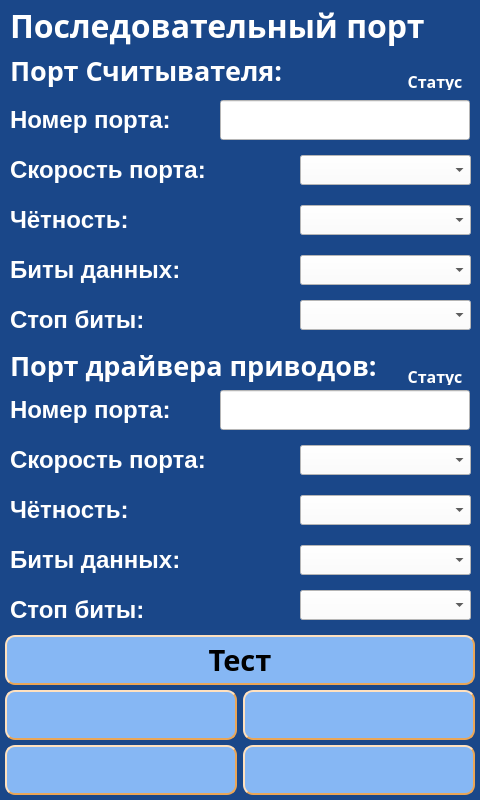
The window that client/GUI/ui/screen_29_serial_options.ui (komrade2801/AutoSklad) describes before a commit, drawn with Qt 5.
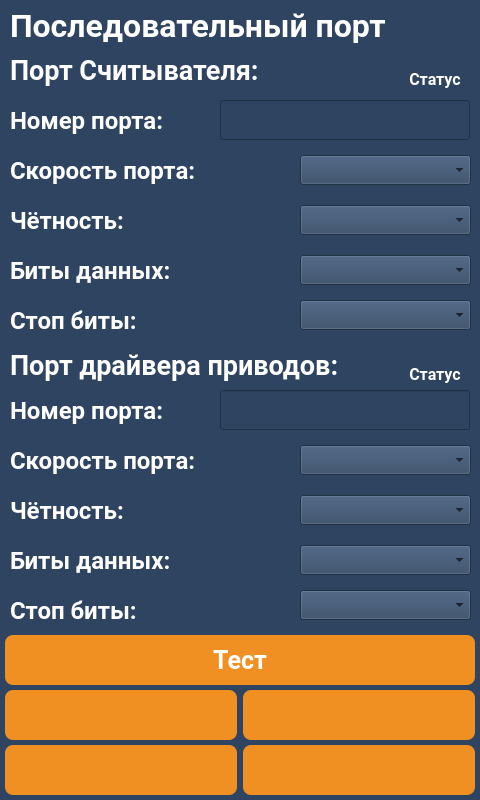
The same window after the commit. Icons and pictures are not drawn.

Commit message: changed client UI style

Diff of the .ui file:
```diff
--- a/client/GUI/ui/screen_29_serial_options.ui
+++ b/client/GUI/ui/screen_29_serial_options.ui
@@ -14,7 +14,36 @@
    <string>screen_29_serial_options</string>
   </property>
   <property name="styleSheet">
-   <string notr="true">background-color: #1A4789;</string>
+   <string notr="true">QWidget{
+	background-color: #2e4461;
+}
+QLabel {
+	background: none;
+	color: #FFFFFF;
+	border-width: 0px;
+	border-radius: 0px;
+	font-family: &quot;Roboto&quot;, Sans-serif;
+}
+#background {
+	color: #FFFFFF;
+	background-color: #2e4461;
+	border-width: 2px;
+	border-style: groove;
+	border-color: #ff9923;
+	border-radius: 0px;
+	font-family: &quot;Roboto&quot;, Sans-serif;
+}
+QPushButton {
+	color: #FFFFFF;
+	background-color: #f09022;
+	border-width: 0px;
+	border-style: outset;
+	border-color: #EAA657;
+	border-radius: 8px;
+	font-weight: 600;
+    font-size: 25px;
+	font-family: &quot;Roboto&quot;, Sans-serif;
+}</string>
   </property>
   <widget class="QComboBox" name="cmb_data_bits_driver">
    <property name="geometry">
@@ -31,27 +60,27 @@
       <colorrole role="Button">
        <brush brushstyle="SolidPattern">
         <color alpha="255">
-         <red>255</red>
-         <green>255</green>
-         <blue>255</blue>
+         <red>46</red>
+         <green>68</green>
+         <blue>97</blue>
         </color>
        </brush>
       </colorrole>
       <colorrole role="Base">
        <brush brushstyle="SolidPattern">
         <color alpha="255">
-         <red>255</red>
-         <green>255</green>
-         <blue>255</blue>
+         <red>46</red>
+         <green>68</green>
+         <blue>97</blue>
         </color>
        </brush>
       </colorrole>
       <colorrole role="Window">
        <brush brushstyle="SolidPattern">
         <color alpha="255">
-         <red>255</red>
-         <green>255</green>
-         <blue>255</blue>
+         <red>46</red>
+         <green>68</green>
+         <blue>97</blue>
         </color>
        </brush>
       </colorrole>
@@ -60,27 +89,27 @@
       <colorrole role="Button">
        <brush brushstyle="SolidPattern">
         <color alpha="255">
-         <red>255</red>
-         <green>255</green>
-         <blue>255</blue>
+         <red>46</red>
+         <green>68</green>
+         <blue>97</blue>
         </color>
        </brush>
       </colorrole>
       <colorrole role="Base">
        <brush brushstyle="SolidPattern">
         <color alpha="255">
-         <red>255</red>
-         <green>255</green>
-         <blue>255</blue>
+         <red>46</red>
+         <green>68</green>
+         <blue>97</blue>
         </color>
        </brush>
       </colorrole>
       <colorrole role="Window">
        <brush brushstyle="SolidPattern">
         <color alpha="255">
-         <red>255</red>
-         <green>255</green>
-         <blue>255</blue>
+         <red>46</red>
+         <green>68</green>
+         <blue>97</blue>
         </color>
        </brush>
       </colorrole>
@@ -89,36 +118,33 @@
       <colorrole role="Button">
        <brush brushstyle="SolidPattern">
         <color alpha="255">
-         <red>255</red>
-         <green>255</green>
-         <blue>255</blue>
+         <red>46</red>
+         <green>68</green>
+         <blue>97</blue>
         </color>
        </brush>
       </colorrole>
       <colorrole role="Base">
        <brush brushstyle="SolidPattern">
         <color alpha="255">
-         <red>255</red>
-         <green>255</green>
-         <blue>255</blue>
+         <red>46</red>
+         <green>68</green>
+         <blue>97</blue>
         </color>
        </brush>
       </colorrole>
       <colorrole role="Window">
        <brush brushstyle="SolidPattern">
         <color alpha="255">
-         <red>255</red>
-         <green>255</green>
-         <blue>255</blue>
+         <red>46</red>
+         <green>68</green>
+         <blue>97</blue>
         </color>
        </brush>
       </colorrole>
      </disabled>
     </palette>
    </property>
-   <property name="styleSheet">
-    <string notr="true">background-color: white</string>
-   </property>
   </widget>
   <widget class="QComboBox" name="cmb_stop_bits_driver">
    <property name="geometry">
@@ -135,27 +161,27 @@
       <colorrole role="Button">
        <brush brushstyle="SolidPattern">
         <color alpha="255">
-         <red>255</red>
-         <green>255</green>
-         <blue>255</blue>
+         <red>46</red>
+         <green>68</green>
+         <blue>97</blue>
         </color>
        </brush>
       </colorrole>
       <colorrole role="Base">
        <brush brushstyle="SolidPattern">
         <color alpha="255">
-         <red>255</red>
-         <green>255</green>
-         <blue>255</blue>
+         <red>46</red>
+         <green>68</green>
+         <blue>97</blue>
         </color>
        </brush>
       </colorrole>
       <colorrole role="Window">
        <brush brushstyle="SolidPattern">
         <color alpha="255">
-         <red>255</red>
-         <green>255</green>
-         <blue>255</blue>
+         <red>46</red>
+         <green>68</green>
+         <blue>97</blue>
         </color>
        </brush>
       </colorrole>
@@ -164,27 +190,27 @@
       <colorrole role="Button">
        <brush brushstyle="SolidPattern">
         <color alpha="255">
-         <red>255</red>
-         <green>255</green>
-         <blue>255</blue>
+         <red>46</red>
+         <green>68</green>
+         <blue>97</blue>
         </color>
        </brush>
       </colorrole>
       <colorrole role="Base">
        <brush brushstyle="SolidPattern">
         <color alpha="255">
-         <red>255</red>
-         <green>255</green>
-         <blue>255</blue>
+         <red>46</red>
+         <green>68</green>
+         <blue>97</blue>
         </color>
        </brush>
       </colorrole>
       <colorrole role="Window">
        <brush brushstyle="SolidPattern">
         <color alpha="255">
-         <red>255</red>
-         <green>255</green>
-         <blue>255</blue>
+         <red>46</red>
+         <green>68</green>
+         <blue>97</blue>
         </color>
        </brush>
       </colorrole>
@@ -193,36 +219,33 @@
       <colorrole role="Button">
        <brush brushstyle="SolidPattern">
         <color alpha="255">
-         <red>255</red>
-         <green>255</green>
-         <blue>255</blue>
+         <red>46</red>
+         <green>68</green>
+         <blue>97</blue>
         </color>
        </brush>
       </colorrole>
       <colorrole role="Base">
        <brush brushstyle="SolidPattern">
         <color alpha="255">
-         <red>255</red>
-         <green>255</green>
-         <blue>255</blue>
+         <red>46</red>
+         <green>68</green>
+         <blue>97</blue>
         </color>
        </brush>
       </colorrole>
       <colorrole role="Window">
        <brush brushstyle="SolidPattern">
         <color alpha="255">
-         <red>255</red>
-         <green>255</green>
-         <blue>255</blue>
+         <red>46</red>
+         <green>68</green>
+         <blue>97</blue>
         </color>
        </brush>
       </colorrole>
      </disabled>
     </palette>
    </property>
-   <property name="styleSheet">
-    <string notr="true">background-color: white</string>
-   </property>
   </widget>
   <widget class="QLabel" name="lbl_status_point_reader">
    <property name="geometry">
@@ -233,9 +256,6 @@
      <height>30</height>
     </rect>
    </property>
-   <property name="styleSheet">
-    <string notr="true">background-color: qlineargradient(spread:pad, x1:0, y1:0, x2:1, y2:0, stop:0.551136 rgba(78, 155, 229, 0));</string>
-   </property>
    <property name="text">
     <string/>
    </property>
@@ -266,20 +286,12 @@
    </property>
    <property name="font">
     <font>
-     <family>Arial Black</family>
-     <pointsize>16</pointsize>
+     <family>Roboto</family>
+     <pointsize>-1</pointsize>
      <weight>75</weight>
      <bold>true</bold>
     </font>
    </property>
-   <property name="styleSheet">
-    <string notr="true">color: #000000;
-background-color: #86B7F4;
-border-width: 2px;
-border-style: outset;
-border-color: #EAA657;
-border-radius: 10px;</string>
-   </property>
    <property name="text">
     <string/>
    </property>
@@ -308,7 +320,7 @@
    </property>
    <property name="font">
     <font>
-     <family>Dubai</family>
+     <family>Roboto</family>
      <pointsize>20</pointsize>
      <weight>75</weight>
      <bold>true</bold>
@@ -317,10 +329,6 @@
    <property name="layoutDirection">
     <enum>Qt::LeftToRight</enum>
    </property>
-   <property name="styleSheet">
-    <string notr="true">color: white;
-background-color: #1A4789;</string>
-   </property>
    <property name="text">
     <string>Порт Считывателя:</string>
    </property>
@@ -339,7 +347,7 @@
    </property>
    <property name="font">
     <font>
-     <family>Arial</family>
+     <family>Roboto</family>
      <pointsize>18</pointsize>
      <weight>75</weight>
      <bold>true</bold>
@@ -348,10 +356,6 @@
    <property name="layoutDirection">
     <enum>Qt::LeftToRight</enum>
    </property>
-   <property name="styleSheet">
-    <string notr="true">color: white;
-background-color: #1A4789;</string>
-   </property>
    <property name="text">
     <string>Номер порта:</string>
    </property>
@@ -370,7 +374,7 @@
    </property>
    <property name="font">
     <font>
-     <family>Arial</family>
+     <family>Roboto</family>
      <pointsize>18</pointsize>
      <weight>75</weight>
      <bold>true</bold>
@@ -379,10 +383,6 @@
    <property name="layoutDirection">
     <enum>Qt::LeftToRight</enum>
    </property>
-   <property name="styleSheet">
-    <string notr="true">color: white;
-background-color: #1A4789;</string>
-   </property>
    <property name="text">
     <string>Чётность:</string>
    </property>
@@ -402,27 +402,27 @@
       <colorrole role="Button">
        <brush brushstyle="SolidPattern">
         <color alpha="255">
-         <red>255</red>
-         <green>255</green>
-         <blue>255</blue>
+         <red>46</red>
+         <green>68</green>
+         <blue>97</blue>
         </color>
        </brush>
       </colorrole>
       <colorrole role="Base">
        <brush brushstyle="SolidPattern">
         <color alpha="255">
-         <red>255</red>
-         <green>255</green>
-         <blue>255</blue>
+         <red>46</red>
+         <green>68</green>
+         <blue>97</blue>
         </color>
        </brush>
       </colorrole>
       <colorrole role="Window">
        <brush brushstyle="SolidPattern">
         <color alpha="255">
-         <red>255</red>
-         <green>255</green>
-         <blue>255</blue>
+         <red>46</red>
+         <green>68</green>
+         <blue>97</blue>
         </color>
        </brush>
       </colorrole>
@@ -431,27 +431,27 @@
       <colorrole role="Button">
        <brush brushstyle="SolidPattern">
         <color alpha="255">
-         <red>255</red>
-         <green>255</green>
-         <blue>255</blue>
+         <red>46</red>
+         <green>68</green>
+         <blue>97</blue>
         </color>
        </brush>
       </colorrole>
       <colorrole role="Base">
        <brush brushstyle="SolidPattern">
         <color alpha="255">
-         <red>255</red>
-         <green>255</green>
-         <blue>255</blue>
+         <red>46</red>
+         <green>68</green>
+         <blue>97</blue>
         </color>
        </brush>
       </colorrole>
       <colorrole role="Window">
        <brush brushstyle="SolidPattern">
         <color alpha="255">
-         <red>255</red>
-         <green>255</green>
-         <blue>255</blue>
+         <red>46</red>
+         <green>68</green>
+         <blue>97</blue>
         </color>
        </brush>
       </colorrole>
@@ -460,36 +460,33 @@
       <colorrole role="Button">
        <brush brushstyle="SolidPattern">
         <color alpha="255">
-         <red>255</red>
-         <green>255</green>
-         <blue>255</blue>
+         <red>46</red>
+         <green>68</green>
+         <blue>97</blue>
         </color>
        </brush>
       </colorrole>
       <colorrole role="Base">
        <brush brushstyle="SolidPattern">
         <color alpha="255">
-         <red>255</red>
-         <green>255</green>
-         <blue>255</blue>
+         <red>46</red>
+         <green>68</green>
+         <blue>97</blue>
         </color>
        </brush>
       </colorrole>
       <colorrole role="Window">
        <brush brushstyle="SolidPattern">
         <color alpha="255">
-         <red>255</red>
-         <green>255</green>
-         <blue>255</blue>
+         <red>46</red>
+         <green>68</green>
+         <blue>97</blue>
         </color>
        </brush>
       </colorrole>
      </disabled>
     </palette>
    </property>
-   <property name="styleSheet">
-    <string notr="true">background-color: white</string>
-   </property>
   </widget>
   <widget class="QLabel" name="lbl_info_11">
    <property name="enabled">
@@ -505,7 +502,7 @@
    </property>
    <property name="font">
     <font>
-     <family>Arial</family>
+     <family>Roboto</family>
      <pointsize>18</pointsize>
      <weight>75</weight>
      <bold>true</bold>
@@ -514,10 +511,6 @@
    <property name="layoutDirection">
     <enum>Qt::LeftToRight</enum>
    </property>
-   <property name="styleSheet">
-    <string notr="true">color: white;
-background-color: #1A4789;</string>
-   </property>
    <property name="text">
     <string>Чётность:</string>
    </property>
@@ -537,27 +530,27 @@
       <colorrole role="Button">
        <brush brushstyle="SolidPattern">
         <color alpha="255">
-         <red>255</red>
-         <green>255</green>
-         <blue>255</blue>
+         <red>46</red>
+         <green>68</green>
+         <blue>97</blue>
         </color>
        </brush>
       </colorrole>
       <colorrole role="Base">
        <brush brushstyle="SolidPattern">
         <color alpha="255">
-         <red>255</red>
-         <green>255</green>
-         <blue>255</blue>
+         <red>46</red>
+         <green>68</green>
+         <blue>97</blue>
         </color>
        </brush>
       </colorrole>
       <colorrole role="Window">
        <brush brushstyle="SolidPattern">
         <color alpha="255">
-         <red>255</red>
-         <green>255</green>
-         <blue>255</blue>
+         <red>46</red>
+         <green>68</green>
+         <blue>97</blue>
         </color>
        </brush>
       </colorrole>
@@ -566,27 +559,27 @@
       <colorrole role="Button">
        <brush brushstyle="SolidPattern">
         <color alpha="255">
-         <red>255</red>
-         <green>255</green>
-         <blue>255</blue>
+         <red>46</red>
+         <green>68</green>
+         <blue>97</blue>
         </color>
        </brush>
       </colorrole>
       <colorrole role="Base">
        <brush brushstyle="SolidPattern">
         <color alpha="255">
-         <red>255</red>
-         <green>255</green>
-         <blue>255</blue>
+         <red>46</red>
+         <green>68</green>
+         <blue>97</blue>
         </color>
        </brush>
       </colorrole>
       <colorrole role="Window">
        <brush brushstyle="SolidPattern">
         <color alpha="255">
-         <red>255</red>
-         <green>255</green>
-         <blue>255</blue>
+         <red>46</red>
+         <green>68</green>
+         <blue>97</blue>
         </color>
        </brush>
       </colorrole>
@@ -595,36 +588,33 @@
       <colorrole role="Button">
        <brush brushstyle="SolidPattern">
         <color alpha="255">
-         <red>255</red>
-         <green>255</green>
-         <blue>255</blue>
+         <red>46</red>
+         <green>68</green>
+         <blue>97</blue>
         </color>
        </brush>
       </colorrole>
       <colorrole role="Base">
        <brush brushstyle="SolidPattern">
         <color alpha="255">
-         <red>255</red>
-         <green>255</green>
-         <blue>255</blue>
+         <red>46</red>
+         <green>68</green>
+         <blue>97</blue>
         </color>
        </brush>
       </colorrole>
       <colorrole role="Window">
        <brush brushstyle="SolidPattern">
         <color alpha="255">
-         <red>255</red>
-         <green>255</green>
-         <blue>255</blue>
+         <red>46</red>
+         <green>68</green>
+         <blue>97</blue>
         </color>
        </brush>
       </colorrole>
      </disabled>
     </palette>
    </property>
-   <property name="styleSheet">
-    <string notr="true">background-color: white</string>
-   </property>
   </widget>
   <widget class="QComboBox" name="cmb_speed_reader">
    <property name="geometry">
@@ -641,27 +631,27 @@
       <colorrole role="Button">
        <brush brushstyle="SolidPattern">
         <color alpha="255">
-         <red>255</red>
-         <green>255</green>
-         <blue>255</blue>
+         <red>46</red>
+         <green>68</green>
+         <blue>97</blue>
         </color>
        </brush>
       </colorrole>
       <colorrole role="Base">
        <brush brushstyle="SolidPattern">
         <color alpha="255">
-         <red>255</red>
-         <green>255</green>
-         <blue>255</blue>
+         <red>46</red>
+         <green>68</green>
+         <blue>97</blue>
         </color>
        </brush>
       </colorrole>
       <colorrole role="Window">
        <brush brushstyle="SolidPattern">
         <color alpha="255">
-         <red>255</red>
-         <green>255</green>
-         <blue>255</blue>
+         <red>46</red>
+         <green>68</green>
+         <blue>97</blue>
         </color>
        </brush>
       </colorrole>
@@ -670,27 +660,27 @@
       <colorrole role="Button">
        <brush brushstyle="SolidPattern">
         <color alpha="255">
-         <red>255</red>
-         <green>255</green>
-         <blue>255</blue>
+         <red>46</red>
+         <green>68</green>
+         <blue>97</blue>
         </color>
        </brush>
       </colorrole>
       <colorrole role="Base">
        <brush brushstyle="SolidPattern">
         <color alpha="255">
-         <red>255</red>
-         <green>255</green>
-         <blue>255</blue>
+         <red>46</red>
+         <green>68</green>
+         <blue>97</blue>
         </color>
        </brush>
       </colorrole>
       <colorrole role="Window">
        <brush brushstyle="SolidPattern">
         <color alpha="255">
-         <red>255</red>
-         <green>255</green>
-         <blue>255</blue>
+         <red>46</red>
+         <green>68</green>
+         <blue>97</blue>
         </color>
        </brush>
       </colorrole>
@@ -699,36 +689,33 @@
       <colorrole role="Button">
        <brush brushstyle="SolidPattern">
         <color alpha="255">
-         <red>255</red>
-         <green>255</green>
-         <blue>255</blue>
+         <red>46</red>
+         <green>68</green>
+         <blue>97</blue>
         </color>
        </brush>
       </colorrole>
       <colorrole role="Base">
        <brush brushstyle="SolidPattern">
         <color alpha="255">
-         <red>255</red>
-         <green>255</green>
-         <blue>255</blue>
+         <red>46</red>
+         <green>68</green>
+         <blue>97</blue>
         </color>
        </brush>
       </colorrole>
       <colorrole role="Window">
        <brush brushstyle="SolidPattern">
         <color alpha="255">
-         <red>255</red>
-         <green>255</green>
-         <blue>255</blue>
+         <red>46</red>
+         <green>68</green>
+         <blue>97</blue>
         </color>
        </brush>
       </colorrole>
      </disabled>
     </palette>
    </property>
-   <property name="styleSheet">
-    <string notr="true">background-color: white</string>
-   </property>
   </widget>
   <widget class="QPushButton" name="btn_test">
    <property name="enabled">
@@ -750,20 +737,12 @@
    </property>
    <property name="font">
     <font>
-     <family>Arial Black</family>
-     <pointsize>22</pointsize>
+     <family>Roboto</family>
+     <pointsize>-1</pointsize>
      <weight>75</weight>
      <bold>true</bold>
     </font>
    </property>
-   <property name="styleSheet">
-    <string notr="true">color: #000000;
-background-color: #86B7F4;
-border-width: 2px;
-border-style: outset;
-border-color: #EAA657;
-border-radius: 10px;</string>
-   </property>
    <property name="text">
     <string>Тест</string>
    </property>
@@ -794,20 +773,12 @@
    </property>
    <property name="font">
     <font>
-     <family>Arial Black</family>
-     <pointsize>16</pointsize>
+     <family>Roboto</family>
+     <pointsize>-1</pointsize>
      <weight>75</weight>
      <bold>true</bold>
     </font>
    </property>
-   <property name="styleSheet">
-    <string notr="true">color: #000000;
-background-color: #86B7F4;
-border-width: 2px;
-border-style: outset;
-border-color: #EAA657;
-border-radius: 10px;</string>
-   </property>
    <property name="text">
     <string/>
    </property>
@@ -837,27 +808,27 @@
       <colorrole role="Button">
        <brush brushstyle="SolidPattern">
         <color alpha="255">
-         <red>255</red>
-         <green>255</green>
-         <blue>255</blue>
+         <red>46</red>
+         <green>68</green>
+         <blue>97</blue>
         </color>
        </brush>
       </colorrole>
       <colorrole role="Base">
        <brush brushstyle="SolidPattern">
         <color alpha="255">
-         <red>255</red>
-         <green>255</green>
-         <blue>255</blue>
+         <red>46</red>
+         <green>68</green>
+         <blue>97</blue>
         </color>
        </brush>
       </colorrole>
       <colorrole role="Window">
        <brush brushstyle="SolidPattern">
         <color alpha="255">
-         <red>255</red>
-         <green>255</green>
-         <blue>255</blue>
+         <red>46</red>
+         <green>68</green>
+         <blue>97</blue>
         </color>
        </brush>
       </colorrole>
@@ -866,27 +837,27 @@
       <colorrole role="Button">
        <brush brushstyle="SolidPattern">
         <color alpha="255">
-         <red>255</red>
-         <green>255</green>
-         <blue>255</blue>
+         <red>46</red>
+         <green>68</green>
+         <blue>97</blue>
         </color>
        </brush>
       </colorrole>
       <colorrole role="Base">
        <brush brushstyle="SolidPattern">
         <color alpha="255">
-         <red>255</red>
-         <green>255</green>
-         <blue>255</blue>
+         <red>46</red>
+         <green>68</green>
+         <blue>97</blue>
         </color>
        </brush>
       </colorrole>
       <colorrole role="Window">
        <brush brushstyle="SolidPattern">
         <color alpha="255">
-         <red>255</red>
-         <green>255</green>
-         <blue>255</blue>
+         <red>46</red>
+         <green>68</green>
+         <blue>97</blue>
         </color>
        </brush>
       </colorrole>
@@ -895,36 +866,33 @@
       <colorrole role="Button">
        <brush brushstyle="SolidPattern">
         <color alpha="255">
-         <red>255</red>
-         <green>255</green>
-         <blue>255</blue>
+         <red>46</red>
+         <green>68</green>
+         <blue>97</blue>
         </color>
        </brush>
       </colorrole>
       <colorrole role="Base">
        <brush brushstyle="SolidPattern">
         <color alpha="255">
-         <red>255</red>
-         <green>255</green>
-         <blue>255</blue>
+         <red>46</red>
+         <green>68</green>
+         <blue>97</blue>
         </color>
        </brush>
       </colorrole>
       <colorrole role="Window">
        <brush brushstyle="SolidPattern">
         <color alpha="255">
-         <red>255</red>
-         <green>255</green>
-         <blue>255</blue>
+         <red>46</red>
+         <green>68</green>
+         <blue>97</blue>
         </color>
        </brush>
       </colorrole>
      </disabled>
     </palette>
    </property>
-   <property name="styleSheet">
-    <string notr="true">background-color: white</string>
-   </property>
   </widget>
   <widget class="QLineEdit" name="edit_port_reader">
    <property name="geometry">
@@ -950,9 +918,9 @@
       <colorrole role="Button">
        <brush brushstyle="SolidPattern">
         <color alpha="255">
-         <red>255</red>
-         <green>255</green>
-         <blue>255</blue>
+         <red>46</red>
+         <green>68</green>
+         <blue>97</blue>
         </color>
        </brush>
       </colorrole>
@@ -968,18 +936,18 @@
       <colorrole role="Base">
        <brush brushstyle="SolidPattern">
         <color alpha="255">
-         <red>255</red>
-         <green>255</green>
-         <blue>255</blue>
+         <red>46</red>
+         <green>68</green>
+         <blue>97</blue>
         </color>
        </brush>
       </colorrole>
       <colorrole role="Window">
        <brush brushstyle="SolidPattern">
         <color alpha="255">
-         <red>255</red>
-         <green>255</green>
-         <blue>255</blue>
+         <red>46</red>
+         <green>68</green>
+         <blue>97</blue>
         </color>
        </brush>
       </colorrole>
@@ -1015,9 +983,9 @@
       <colorrole role="Button">
        <brush brushstyle="SolidPattern">
         <color alpha="255">
-         <red>255</red>
-         <green>255</green>
-         <blue>255</blue>
+         <red>46</red>
+         <green>68</green>
+         <blue>97</blue>
         </color>
        </brush>
       </colorrole>
@@ -1033,18 +1001,18 @@
       <colorrole role="Base">
        <brush brushstyle="SolidPattern">
         <color alpha="255">
-         <red>255</red>
-         <green>255</green>
-         <blue>255</blue>
+         <red>46</red>
+         <green>68</green>
+         <blue>97</blue>
         </color>
        </brush>
       </colorrole>
       <colorrole role="Window">
        <brush brushstyle="SolidPattern">
         <color alpha="255">
-         <red>255</red>
-         <green>255</green>
-         <blue>255</blue>
+         <red>46</red>
+         <green>68</green>
+         <blue>97</blue>
         </color>
        </brush>
       </colorrole>
@@ -1080,9 +1048,9 @@
       <colorrole role="Button">
        <brush brushstyle="SolidPattern">
         <color alpha="255">
-         <red>255</red>
-         <green>255</green>
-         <blue>255</blue>
+         <red>46</red>
+         <green>68</green>
+         <blue>97</blue>
         </color>
        </brush>
       </colorrole>
@@ -1098,18 +1066,18 @@
       <colorrole role="Base">
        <brush brushstyle="SolidPattern">
         <color alpha="255">
-         <red>255</red>
-         <green>255</green>
-         <blue>255</blue>
+         <red>46</red>
+         <green>68</green>
+         <blue>97</blue>
         </color>
        </brush>
       </colorrole>
       <colorrole role="Window">
        <brush brushstyle="SolidPattern">
         <color alpha="255">
-         <red>255</red>
-         <green>255</green>
-         <blue>255</blue>
+         <red>46</red>
+         <green>68</green>
+         <blue>97</blue>
         </color>
        </brush>
       </colorrole>
@@ -1142,9 +1110,6 @@
      <bold>true</bold>
     </font>
    </property>
-   <property name="styleSheet">
-    <string notr="true">background-color: white</string>
-   </property>
    <property name="text">
     <string/>
    </property>
@@ -1167,9 +1132,6 @@
      <height>30</height>
     </rect>
    </property>
-   <property name="styleSheet">
-    <string notr="true">background-color: qlineargradient(spread:pad, x1:0, y1:0, x2:1, y2:0, stop:0.551136 rgba(78, 155, 229, 0));</string>
-   </property>
    <property name="text">
     <string/>
    </property>
@@ -1200,20 +1162,12 @@
    </property>
    <property name="font">
     <font>
-     <family>Arial Black</family>
-     <pointsize>16</pointsize>
+     <family>Roboto</family>
+     <pointsize>-1</pointsize>
      <weight>75</weight>
      <bold>true</bold>
     </font>
    </property>
-   <property name="styleSheet">
-    <string notr="true">color: #000000;
-background-color: #86B7F4;
-border-width: 2px;
-border-style: outset;
-border-color: #EAA657;
-border-radius: 10px;</string>
-   </property>
    <property name="text">
     <string/>
    </property>
@@ -1242,7 +1196,7 @@
    </property>
    <property name="font">
     <font>
-     <family>Arial</family>
+     <family>Roboto</family>
      <pointsize>18</pointsize>
      <weight>75</weight>
      <bold>true</bold>
@@ -1251,10 +1205,6 @@
    <property name="layoutDirection">
     <enum>Qt::LeftToRight</enum>
    </property>
-   <property name="styleSheet">
-    <string notr="true">color: white;
-background-color: #1A4789;</string>
-   </property>
    <property name="text">
     <string>Скорость порта:</string>
    </property>
@@ -1273,7 +1223,7 @@
    </property>
    <property name="font">
     <font>
-     <family>Dubai</family>
+     <family>Roboto</family>
      <pointsize>12</pointsize>
      <weight>75</weight>
      <bold>true</bold>
@@ -1282,10 +1232,6 @@
    <property name="layoutDirection">
     <enum>Qt::LeftToRight</enum>
    </property>
-   <property name="styleSheet">
-    <string notr="true">color: white;
-background-color: #1A4789;</string>
-   </property>
    <property name="text">
     <string>&lt;html&gt;&lt;head/&gt;&lt;body&gt;&lt;p align=&quot;center&quot;&gt;Статус&lt;/p&gt;&lt;/body&gt;&lt;/html&gt;</string>
    </property>
@@ -1310,20 +1256,12 @@
    </property>
    <property name="font">
     <font>
-     <family>Arial Black</family>
-     <pointsize>16</pointsize>
+     <family>Roboto</family>
+     <pointsize>-1</pointsize>
      <weight>75</weight>
      <bold>true</bold>
     </font>
    </property>
-   <property name="styleSheet">
-    <string notr="true">color: #000000;
-background-color: #86B7F4;
-border-width: 2px;
-border-style: outset;
-border-color: #EAA657;
-border-radius: 10px;</string>
-   </property>
    <property name="text">
     <string/>
    </property>
@@ -1352,7 +1290,7 @@
    </property>
    <property name="font">
     <font>
-     <family>Arial</family>
+     <family>Roboto</family>
      <pointsize>18</pointsize>
      <weight>75</weight>
      <bold>true</bold>
@@ -1361,10 +1299,6 @@
    <property name="layoutDirection">
     <enum>Qt::LeftToRight</enum>
    </property>
-   <property name="styleSheet">
-    <string notr="true">color: white;
-background-color: #1A4789;</string>
-   </property>
    <property name="text">
     <string>Стоп биты:</string>
    </property>
@@ -1384,27 +1318,27 @@
       <colorrole role="Button">
        <brush brushstyle="SolidPattern">
         <color alpha="255">
-         <red>255</red>
-         <green>255</green>
-         <blue>255</blue>
+         <red>46</red>
+         <green>68</green>
+         <blue>97</blue>
         </color>
        </brush>
       </colorrole>
       <colorrole role="Base">
        <brush brushstyle="SolidPattern">
         <color alpha="255">
-         <red>255</red>
-         <green>255</green>
-         <blue>255</blue>
+         <red>46</red>
+         <green>68</green>
+         <blue>97</blue>
         </color>
        </brush>
       </colorrole>
       <colorrole role="Window">
        <brush brushstyle="SolidPattern">
         <color alpha="255">
-         <red>255</red>
-         <green>255</green>
-         <blue>255</blue>
+         <red>46</red>
+         <green>68</green>
+         <blue>97</blue>
         </color>
        </brush>
       </colorrole>
@@ -1413,27 +1347,27 @@
       <colorrole role="Button">
        <brush brushstyle="SolidPattern">
         <color alpha="255">
-         <red>255</red>
-         <green>255</green>
-         <blue>255</blue>
+         <red>46</red>
+         <green>68</green>
+         <blue>97</blue>
         </color>
        </brush>
       </colorrole>
       <colorrole role="Base">
        <brush brushstyle="SolidPattern">
         <color alpha="255">
-         <red>255</red>
-         <green>255</green>
-         <blue>255</blue>
+         <red>46</red>
+         <green>68</green>
+         <blue>97</blue>
         </color>
        </brush>
       </colorrole>
       <colorrole role="Window">
        <brush brushstyle="SolidPattern">
         <color alpha="255">
-         <red>255</red>
-         <green>255</green>
-         <blue>255</blue>
+         <red>46</red>
+         <green>68</green>
+         <blue>97</blue>
         </color>
        </brush>
       </colorrole>
@@ -1442,36 +1376,33 @@
       <colorrole role="Button">
        <brush brushstyle="SolidPattern">
         <color alpha="255">
-         <red>255</red>
-         <green>255</green>
-         <blue>255</blue>
+         <red>46</red>
+         <green>68</green>
+         <blue>97</blue>
         </color>
        </brush>
       </colorrole>
       <colorrole role="Base">
        <brush brushstyle="SolidPattern">
         <color alpha="255">
-         <red>255</red>
-         <green>255</green>
-         <blue>255</blue>
+         <red>46</red>
+         <green>68</green>
+         <blue>97</blue>
         </color>
        </brush>
       </colorrole>
       <colorrole role="Window">
        <brush brushstyle="SolidPattern">
         <color alpha="255">
-         <red>255</red>
-         <green>255</green>
-         <blue>255</blue>
+         <red>46</red>
+         <green>68</green>
+         <blue>97</blue>
         </color>
        </brush>
       </colorrole>
      </disabled>
     </palette>
    </property>
-   <property name="styleSheet">
-    <string notr="true">background-color: white</string>
-   </property>
   </widget>
   <widget class="QLabel" name="lbl_info_6">
    <property name="enabled">
@@ -1487,7 +1418,7 @@
    </property>
    <property name="font">
     <font>
-     <family>Arial</family>
+     <family>Roboto</family>
      <pointsize>18</pointsize>
      <weight>75</weight>
      <bold>true</bold>
@@ -1496,10 +1427,6 @@
    <property name="layoutDirection">
     <enum>Qt::LeftToRight</enum>
    </property>
-   <property name="styleSheet">
-    <string notr="true">color: white;
-background-color: #1A4789;</string>
-   </property>
    <property name="text">
     <string>Биты данных:</string>
    </property>
@@ -1519,27 +1446,27 @@
       <colorrole role="Button">
        <brush brushstyle="SolidPattern">
         <color alpha="255">
-         <red>255</red>
-         <green>255</green>
-         <blue>255</blue>
+         <red>46</red>
+         <green>68</green>
+         <blue>97</blue>
         </color>
        </brush>
       </colorrole>
       <colorrole role="Base">
        <brush brushstyle="SolidPattern">
         <color alpha="255">
-         <red>255</red>
-         <green>255</green>
-         <blue>255</blue>
+         <red>46</red>
+         <green>68</green>
+         <blue>97</blue>
         </color>
        </brush>
       </colorrole>
       <colorrole role="Window">
        <brush brushstyle="SolidPattern">
         <color alpha="255">
-         <red>255</red>
-         <green>255</green>
-         <blue>255</blue>
+         <red>46</red>
+         <green>68</green>
+         <blue>97</blue>
         </color>
        </brush>
       </colorrole>
@@ -1548,27 +1475,27 @@
       <colorrole role="Button">
        <brush brushstyle="SolidPattern">
         <color alpha="255">
-         <red>255</red>
-         <green>255</green>
-         <blue>255</blue>
+         <red>46</red>
+         <green>68</green>
+         <blue>97</blue>
         </color>
        </brush>
       </colorrole>
       <colorrole role="Base">
        <brush brushstyle="SolidPattern">
         <color alpha="255">
-         <red>255</red>
-         <green>255</green>
-         <blue>255</blue>
+         <red>46</red>
+         <green>68</green>
+         <blue>97</blue>
         </color>
        </brush>
       </colorrole>
       <colorrole role="Window">
        <brush brushstyle="SolidPattern">
         <color alpha="255">
-         <red>255</red>
-         <green>255</green>
-         <blue>255</blue>
+         <red>46</red>
+         <green>68</green>
+         <blue>97</blue>
         </color>
        </brush>
       </colorrole>
@@ -1577,36 +1504,33 @@
       <colorrole role="Button">
        <brush brushstyle="SolidPattern">
         <color alpha="255">
-         <red>255</red>
-         <green>255</green>
-         <blue>255</blue>
+         <red>46</red>
+         <green>68</green>
+         <blue>97</blue>
         </color>
        </brush>
       </colorrole>
       <colorrole role="Base">
        <brush brushstyle="SolidPattern">
         <color alpha="255">
-         <red>255</red>
-         <green>255</green>
-         <blue>255</blue>
+         <red>46</red>
+         <green>68</green>
+         <blue>97</blue>
         </color>
        </brush>
       </colorrole>
       <colorrole role="Window">
        <brush brushstyle="SolidPattern">
         <color alpha="255">
-         <red>255</red>
-         <green>255</green>
-         <blue>255</blue>
+         <red>46</red>
+         <green>68</green>
+         <blue>97</blue>
         </color>
        </brush>
       </colorrole>
      </disabled>
     </palette>
    </property>
-   <property name="styleSheet">
-    <string notr="true">background-color: white</string>
-   </property>
   </widget>
   <widget class="QLabel" name="lbl_info_7">
    <property name="enabled">
@@ -1622,7 +1546,7 @@
    </property>
    <property name="font">
     <font>
-     <family>Arial</family>
+     <family>Roboto</family>
      <pointsize>18</pointsize>
      <weight>75</weight>
      <bold>true</bold>
@@ -1631,10 +1555,6 @@
    <property name="layoutDirection">
     <enum>Qt::LeftToRight</enum>
    </property>
-   <property name="styleSheet">
-    <string notr="true">color: white;
-background-color: #1A4789;</string>
-   </property>
    <property name="text">
     <string>Стоп биты:</string>
    </property>
@@ -1653,7 +1573,7 @@
    </property>
    <property name="font">
     <font>
-     <family>Arial</family>
+     <family>Roboto</family>
      <pointsize>18</pointsize>
      <weight>75</weight>
      <bold>true</bold>
@@ -1662,10 +1582,6 @@
    <property name="layoutDirection">
     <enum>Qt::LeftToRight</enum>
    </property>
-   <property name="styleSheet">
-    <string notr="true">color: white;
-background-color: #1A4789;</string>
-   </property>
    <property name="text">
     <string>Номер порта:</string>
    </property>
@@ -1694,9 +1610,9 @@
       <colorrole role="Button">
        <brush brushstyle="SolidPattern">
         <color alpha="255">
-         <red>255</red>
-         <green>255</green>
-         <blue>255</blue>
+         <red>46</red>
+         <green>68</green>
+         <blue>97</blue>
         </color>
        </brush>
       </colorrole>
@@ -1712,18 +1628,18 @@
       <colorrole role="Base">
        <brush brushstyle="SolidPattern">
         <color alpha="255">
-         <red>255</red>
-         <green>255</green>
-         <blue>255</blue>
+         <red>46</red>
+         <green>68</green>
+         <blue>97</blue>
         </color>
        </brush>
       </colorrole>
       <colorrole role="Window">
        <brush brushstyle="SolidPattern">
         <color alpha="255">
-         <red>255</red>
-         <green>255</green>
-         <blue>255</blue>
+         <red>46</red>
+         <green>68</green>
+         <blue>97</blue>
         </color>
        </brush>
       </colorrole>
@@ -1759,9 +1675,9 @@
       <colorrole role="Button">
        <brush brushstyle="SolidPattern">
         <color alpha="255">
-         <red>255</red>
-         <green>255</green>
-         <blue>255</blue>
+         <red>46</red>
+         <green>68</green>
+         <blue>97</blue>
         </color>
        </brush>
       </colorrole>
@@ -1777,18 +1693,18 @@
       <colorrole role="Base">
        <brush brushstyle="SolidPattern">
         <color alpha="255">
-         <red>255</red>
-         <green>255</green>
-         <blue>255</blue>
+         <red>46</red>
+         <green>68</green>
+         <blue>97</blue>
         </color>
        </brush>
       </colorrole>
       <colorrole role="Window">
        <brush brushstyle="SolidPattern">
         <color alpha="255">
-         <red>255</red>
-         <green>255</green>
-         <blue>255</blue>
+         <red>46</red>
+         <green>68</green>
+         <blue>97</blue>
         </color>
        </brush>
       </colorrole>
@@ -1824,9 +1740,9 @@
       <colorrole role="Button">
        <brush brushstyle="SolidPattern">
         <color alpha="255">
-         <red>255</red>
-         <green>255</green>
-         <blue>255</blue>
+         <red>46</red>
+         <green>68</green>
+         <blue>97</blue>
         </color>
        </brush>
       </colorrole>
@@ -1842,18 +1758,18 @@
       <colorrole role="Base">
        <brush brushstyle="SolidPattern">
         <color alpha="255">
-         <red>255</red>
-         <green>255</green>
-         <blue>255</blue>
+         <red>46</red>
+         <green>68</green>
+         <blue>97</blue>
         </color>
        </brush>
       </colorrole>
       <colorrole role="Window">
        <brush brushstyle="SolidPattern">
         <color alpha="255">
-         <red>255</red>
-         <green>255</green>
-         <blue>255</blue>
+         <red>46</red>
+         <green>68</green>
+         <blue>97</blue>
         </color>
        </brush>
       </colorrole>
@@ -1886,9 +1802,6 @@
      <bold>true</bold>
     </font>
    </property>
-   <property name="styleSheet">
-    <string notr="true">background-color: white</string>
-   </property>
    <property name="frame">
     <bool>true</bool>
    </property>
@@ -1913,7 +1826,7 @@
    </property>
    <property name="font">
     <font>
-     <family>Dubai</family>
+     <family>Roboto</family>
      <pointsize>12</pointsize>
      <weight>75</weight>
      <bold>true</bold>
@@ -1922,10 +1835,6 @@
    <property name="layoutDirection">
     <enum>Qt::LeftToRight</enum>
    </property>
-   <property name="styleSheet">
-    <string notr="true">color: white;
-background-color: #1A4789;</string>
-   </property>
    <property name="text">
     <string>&lt;html&gt;&lt;head/&gt;&lt;body&gt;&lt;p align=&quot;center&quot;&gt;Статус&lt;/p&gt;&lt;/body&gt;&lt;/html&gt;</string>
    </property>
@@ -1944,7 +1853,7 @@
    </property>
    <property name="font">
     <font>
-     <family>Dubai</family>
+     <family>Roboto</family>
      <pointsize>20</pointsize>
      <weight>75</weight>
      <bold>true</bold>
@@ -1953,10 +1862,6 @@
    <property name="layoutDirection">
     <enum>Qt::LeftToRight</enum>
    </property>
-   <property name="styleSheet">
-    <string notr="true">color: white;
-background-color: #1A4789;</string>
-   </property>
    <property name="text">
     <string>Порт драйвера приводов:</string>
    </property>
@@ -1975,7 +1880,7 @@
    </property>
    <property name="font">
     <font>
-     <family>Arial</family>
+     <family>Roboto</family>
      <pointsize>18</pointsize>
      <weight>75</weight>
      <bold>true</bold>
@@ -1984,10 +1889,6 @@
    <property name="layoutDirection">
     <enum>Qt::LeftToRight</enum>
    </property>
-   <property name="styleSheet">
-    <string notr="true">color: white;
-background-color: #1A4789;</string>
-   </property>
    <property name="text">
     <string>Скорость порта:</string>
    </property>
@@ -2006,7 +1907,7 @@
    </property>
    <property name="font">
     <font>
-     <family>Arial Black</family>
+     <family>Roboto</family>
      <pointsize>24</pointsize>
      <weight>75</weight>
      <bold>true</bold>
@@ -2015,10 +1916,6 @@
    <property name="layoutDirection">
     <enum>Qt::LeftToRight</enum>
    </property>
-   <property name="styleSheet">
-    <string notr="true">color: white;
-background-color: #1A4789;</string>
-   </property>
    <property name="text">
     <string>Последовательный порт</string>
    </property>
@@ -2037,7 +1934,7 @@
    </property>
    <property name="font">
     <font>
-     <family>Arial</family>
+     <family>Roboto</family>
      <pointsize>18</pointsize>
      <weight>75</weight>
      <bold>true</bold>
@@ -2046,10 +1943,6 @@
    <property name="layoutDirection">
     <enum>Qt::LeftToRight</enum>
    </property>
-   <property name="styleSheet">
-    <string notr="true">color: white;
-background-color: #1A4789;</string>
-   </property>
    <property name="text">
     <string>Биты данных:</string>
    </property>
```
Left out of the diff: 4 changed lines with no effect on the pictures. The commit also changes 144 other files.
